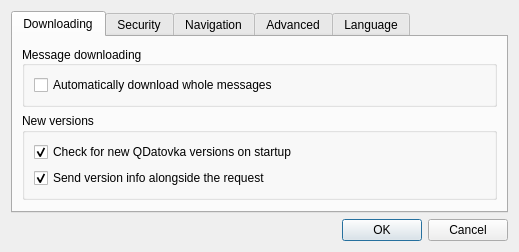
psakar/datovka, file src/gui/ui/dlg_preferences.ui: the form before one commit.
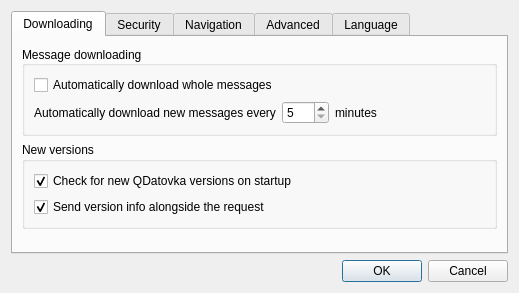
The form after the commit. Icons and pictures are not drawn.

Commit message: Added timer settings into preferences

Diff of the .ui file:
```diff
--- a/src/gui/ui/dlg_preferences.ui
+++ b/src/gui/ui/dlg_preferences.ui
@@ -7,7 +7,7 @@
     <x>0</x>
     <y>0</y>
     <width>519</width>
-    <height>251</height>
+    <height>293</height>
    </rect>
   </property>
   <property name="windowTitle">
@@ -74,6 +74,50 @@
             </property>
            </widget>
           </item>
+          <item>
+           <layout class="QHBoxLayout" name="horizontalLayout">
+            <item>
+             <widget class="QLabel" name="timerLabelPre">
+              <property name="text">
+               <string>Automatically download new messages every</string>
+              </property>
+             </widget>
+            </item>
+            <item>
+             <widget class="QSpinBox" name="timerSpinBox">
+              <property name="minimum">
+               <number>5</number>
+              </property>
+              <property name="maximum">
+               <number>560</number>
+              </property>
+              <property name="singleStep">
+               <number>5</number>
+              </property>
+             </widget>
+            </item>
+            <item>
+             <widget class="QLabel" name="timerLabelPost">
+              <property name="text">
+               <string>minutes</string>
+              </property>
+             </widget>
+            </item>
+            <item>
+             <spacer name="horizontalSpacer">
+              <property name="orientation">
+               <enum>Qt::Horizontal</enum>
+              </property>
+              <property name="sizeHint" stdset="0">
+               <size>
+                <width>40</width>
+                <height>20</height>
+               </size>
+              </property>
+             </spacer>
+            </item>
+           </layout>
+          </item>
          </layout>
         </widget>
        </item>
```
Left out of the diff: 8 changed lines with no effect on the pictures. The commit also changes 4 other files.
